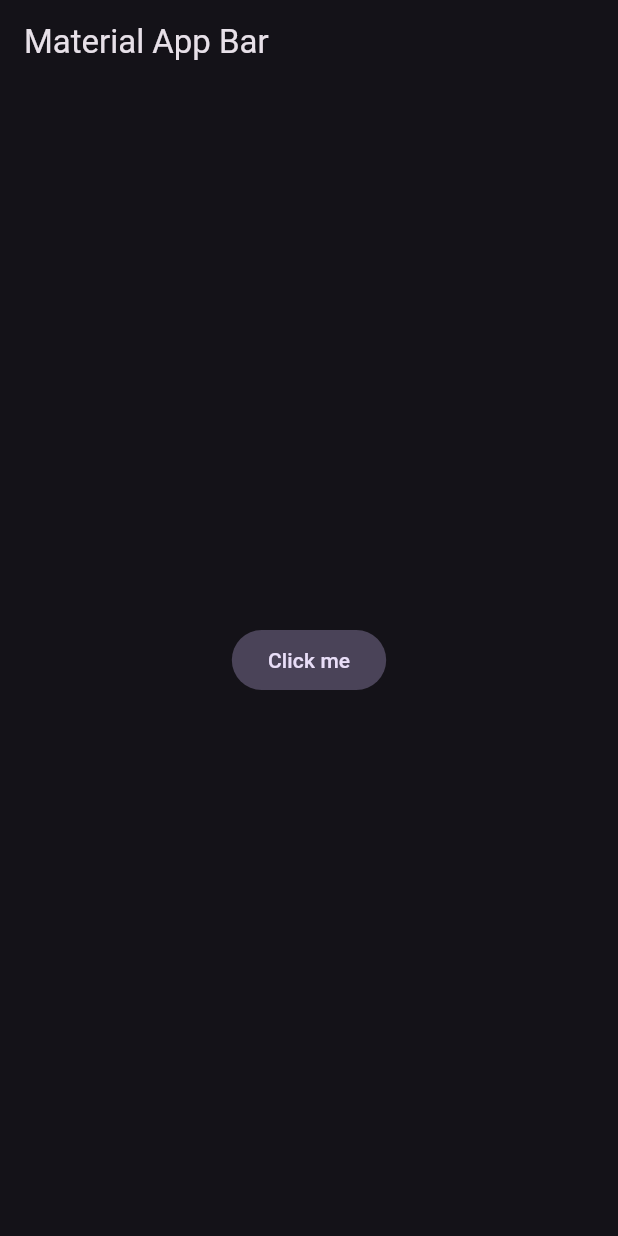
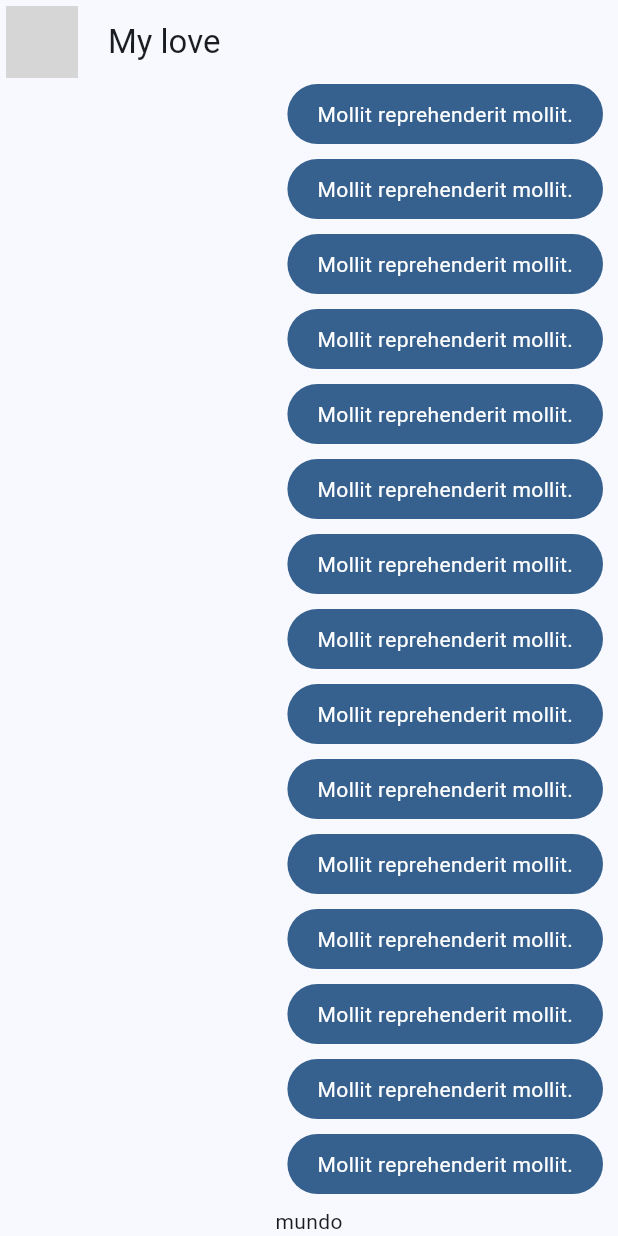
Before and after one commit to Frank712/yes-no-app, a Flutter app: the screen it shows after launch, on a phone screen of 412 x 824 dp. Run offline on Flutter 3.47's test engine with Material 2 defaults, Android fonts, the phone set to English and light mode, and no system bars; network calls fail; grey boxes are pictures that could not be loaded.

Commit message:
ADD my message bubble

```diff
--- a/lib/config/theme/app_theme.dart
+++ b/lib/config/theme/app_theme.dart
@@ -20,8 +20,8 @@ class AppTheme {
             'selectedColor between 0 and ${_colorThemes.length - 1}');
   ThemeData theme() {
     return ThemeData(
-        useMaterial3: true,
-        colorSchemeSeed: _colorThemes[selectedColor],
-        brightness: Brightness.dark);
+      useMaterial3: true,
+      colorSchemeSeed: _colorThemes[selectedColor],
+    );
   }
 }
--- a/lib/main.dart
+++ b/lib/main.dart
@@ -1,5 +1,6 @@
 import 'package:flutter/material.dart';
 import 'package:yes_no_app/config/theme/app_theme.dart';
+import 'package:yes_no_app/presentation/screens/chat/chat_screen.dart';
 
 void main() => runApp(const MyApp());
 
@@ -11,16 +12,8 @@ class MyApp extends StatelessWidget {
     return MaterialApp(
       title: 'Yes No App',
       debugShowCheckedModeBanner: false,
-      theme: AppTheme(selectedColor: 0).theme(),
-      home: Scaffold(
-        appBar: AppBar(
-          title: const Text('Material App Bar'),
-        ),
-        body: Center(
-          child: FilledButton.tonal(
-              onPressed: () {}, child: const Text('Click me')),
-        ),
-      ),
+      theme: AppTheme(selectedColor: 1).theme(),
+      home: const ChatScreen()
     );
   }
 }
--- /dev/null
+++ b/lib/presentation/screens/chat/chat_screen.dart
@@ -0,0 +1,45 @@
+import 'package:flutter/material.dart';
+import 'package:yes_no_app/presentation/widgets/chat/my_message_buble.dart';
+
+class ChatScreen extends StatelessWidget {
+  const ChatScreen({super.key});
+
+  @override
+  Widget build(BuildContext context) {
+    return Scaffold(
+      appBar: AppBar(
+        leading: const Padding(
+          padding: EdgeInsets.all(4.0),
+          child: CircleAvatar(
+            backgroundImage: NetworkImage(
+                'https://media.vogue.mx/photos/5e1e2f80964d3e000833efa4/master/w_1947,h_3000,c_limit/scarlett-johansson-oscars.jpg'),
+          ),
+        ),
+        title: const Text("My love"),
+      ),
+      body: _ChatView(),
+    );
+  }
+}
+
+class _ChatView extends StatelessWidget {
+  @override
+  Widget build(BuildContext context) {
+    return SafeArea(
+      child: Padding(
+        padding: const EdgeInsets.symmetric(horizontal: 10),
+        child: Column(
+          children: [
+            Expanded(child: ListView.builder(
+              itemCount: 100,
+              itemBuilder: (context, index) {
+                return const MyMessageBuble();
+              },
+            )),
+            const Text("mundo"),
+          ],
+        ),
+      ),
+    );
+  }
+}
--- /dev/null
+++ b/lib/presentation/widgets/chat/my_message_buble.dart
@@ -0,0 +1,27 @@
+import 'package:flutter/material.dart';
+
+class MyMessageBuble extends StatelessWidget {
+  const MyMessageBuble({super.key});
+
+  @override
+  Widget build(BuildContext context) {
+    final colors = Theme.of(context).colorScheme;
+
+    return Column(
+      crossAxisAlignment: CrossAxisAlignment.end,
+      children: [
+        Container(
+            decoration: BoxDecoration(
+                color: colors.primary, borderRadius: BorderRadius.circular(20)),
+            child: const Padding(
+              padding: EdgeInsets.symmetric(horizontal: 20, vertical: 10),
+              child: Text('Mollit reprehenderit mollit.',
+                  style: TextStyle(color: Colors.white)),
+            )),
+        const SizedBox(
+          height: 10,
+        ),
+      ],
+    );
+  }
+}
```
